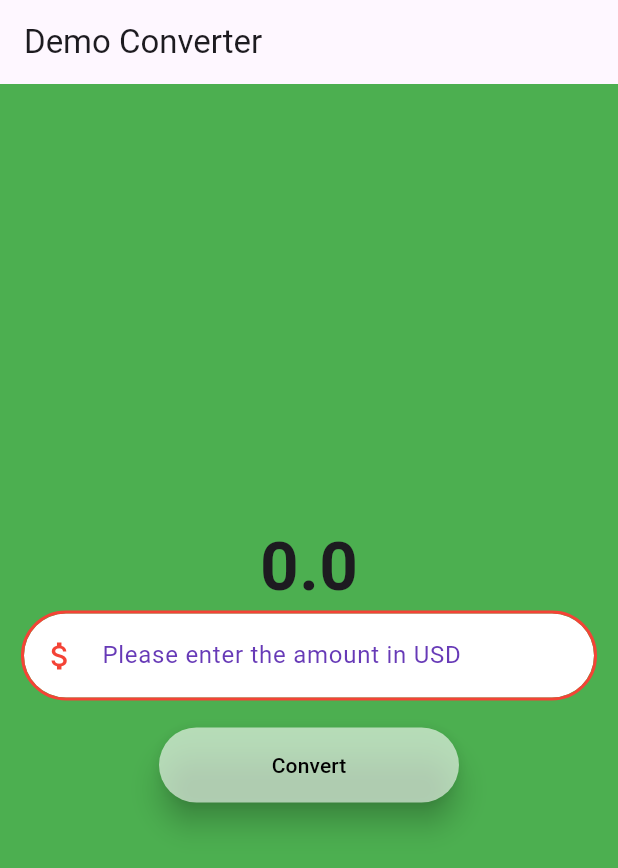
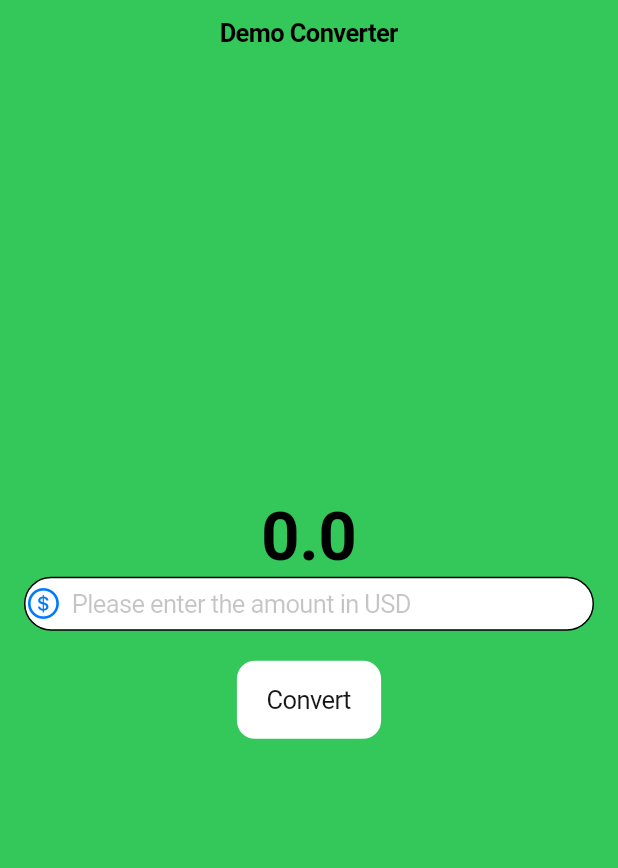
Before and after one commit to Mingaleev-D/currency, a Flutter app: the screen it shows after launch, on a phone screen of 412 x 824 dp. Shown: the top 868 px of the screen. Run offline on Flutter 3.47's test engine with Material 3 defaults, Android fonts, the phone set to English and light mode, and no system bars.

Commit message:
cupertina

```diff
--- /dev/null
+++ b/lib/currenry_converter_cupertina_page.dart
@@ -0,0 +1,67 @@
+import 'package:flutter/cupertino.dart';
+
+class CurrenryCupertinaPage extends StatefulWidget {
+   CurrenryCupertinaPage({super.key});
+
+  @override
+  State<CurrenryCupertinaPage> createState() => _CurrenryCupertinaPageState();
+}
+
+class _CurrenryCupertinaPageState extends State<CurrenryCupertinaPage> {
+  double result = 0;
+  final TextEditingController textEditingController = TextEditingController();
+
+  @override
+  void initState() {
+    super.initState();
+    // Add code after super
+  }
+
+  @override
+  Widget build(BuildContext context) {
+
+    return CupertinoPageScaffold(
+        backgroundColor: CupertinoColors.activeGreen,
+        navigationBar: const CupertinoNavigationBar(
+          middle: Text('Demo Converter'),
+        ),
+        child: Center(
+          child: Column(mainAxisAlignment: MainAxisAlignment.center, children: [
+            Text(
+              result.toString(),
+              style: TextStyle(fontWeight: FontWeight.bold, fontSize: 45),
+            ),
+            Padding(
+              padding: const EdgeInsets.only(left: 16.0, right: 16.0),
+              child: CupertinoTextField(
+                controller: textEditingController,
+                style: const TextStyle(color: CupertinoColors.black),
+                decoration: BoxDecoration(
+                  border: Border.all(),
+                  borderRadius: BorderRadius.circular(60),
+                  color: CupertinoColors.white,
+                ),
+                placeholder: 'Please enter the amount in USD',
+                prefix: const Icon(CupertinoIcons.money_dollar_circle),
+                keyboardType: TextInputType.number,
+              ),
+            ),
+            Padding(
+              padding: const EdgeInsets.only(top: 20.0),
+              child: CupertinoButton(
+                onPressed: () {
+                  setState(() {
+                    result = int.parse(textEditingController.text) * 81;
+                  });
+                },
+                color: CupertinoColors.white,
+                child: const Text(
+                  'Convert',
+                  style: TextStyle(color: CupertinoColors.darkBackgroundGray),
+                ),
+              ),
+            ),
+          ]),
+        ));
+  }
+}
--- a/lib/currenry_converter_material_page.dart
+++ b/lib/currenry_converter_material_page.dart
@@ -16,7 +16,12 @@ class _CurrencyConverterMaterialPageFulStateState
   @override
   void initState() {
     super.initState();
-    // Add code after super
+  }
+
+  @override
+  void dispose() {
+    textEditingController.dispose();
+    super.dispose();
   }
 
   @override
--- a/lib/main.dart
+++ b/lib/main.dart
@@ -1,9 +1,14 @@
+import 'package:flutter/cupertino.dart';
 import 'package:flutter/material.dart';
 
+import 'currenry_converter_cupertina_page.dart';
 import 'currenry_converter_material_page.dart';
 
 void main() {
-  runApp(const MyApp());
+  runApp(
+    const MyAppCupertina(),
+    // const MyApp()
+  );
 }
 
 class MyApp extends StatelessWidget {
@@ -11,9 +16,20 @@ class MyApp extends StatelessWidget {
 
   @override
   Widget build(BuildContext context) {
-    return  MaterialApp(
+    return MaterialApp(
       home: CurrencyConverterMaterialPageFulState(),
       //CurrencyConverterMaterialPage(),
     );
   }
 }
+
+class MyAppCupertina extends StatelessWidget {
+  const MyAppCupertina({super.key});
+
+  @override
+  Widget build(BuildContext context) {
+    return CupertinoApp(
+      home: CurrenryCupertinaPage(),
+    );
+  }
+}
```
